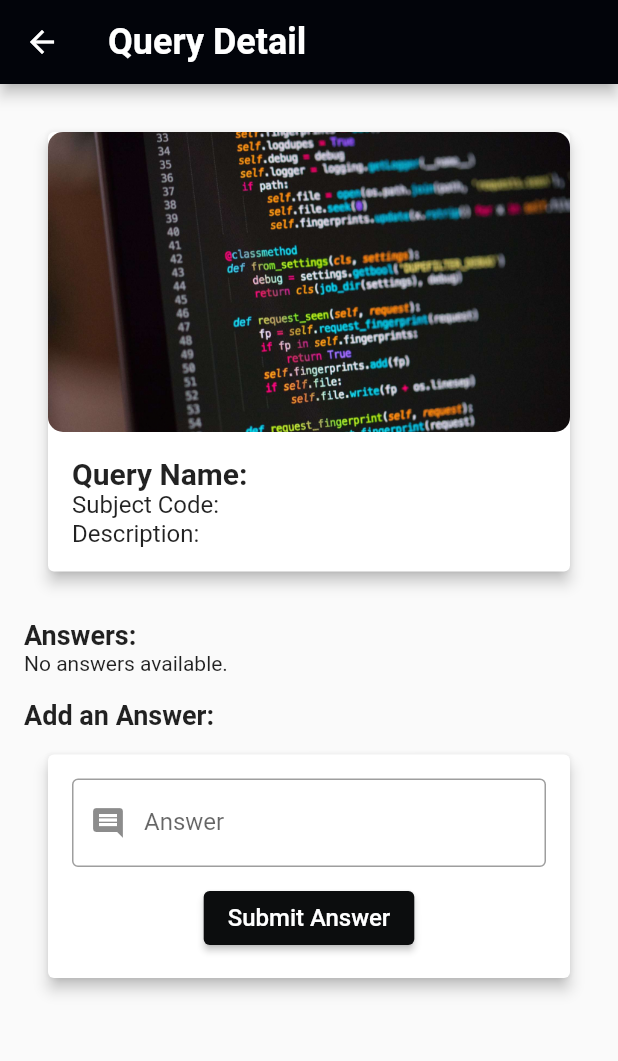
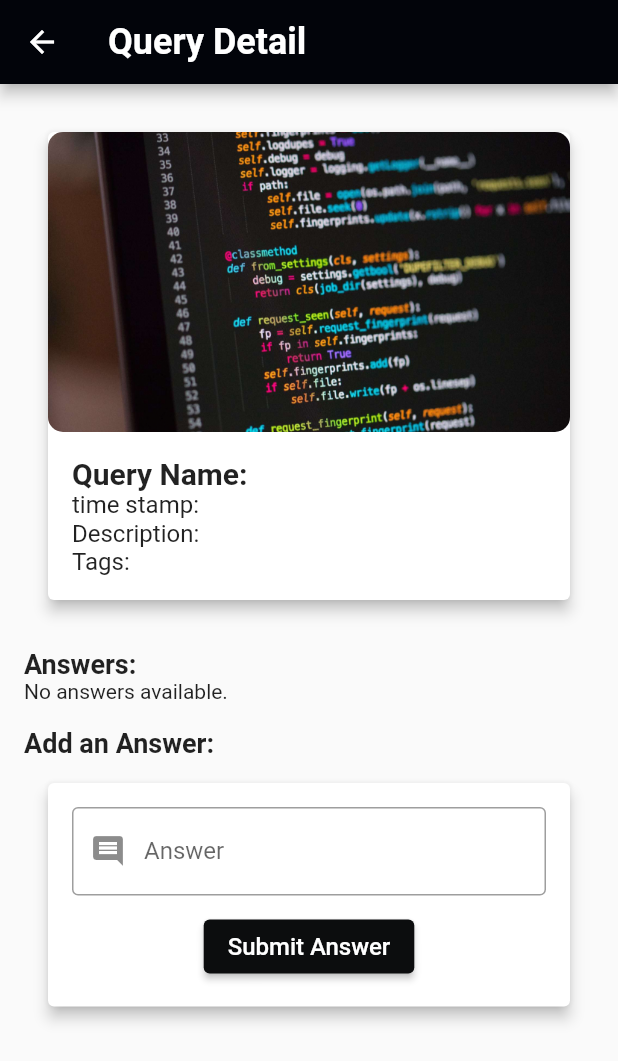
Before and after one commit to Harish3000/shades-app-flutter-project, a Flutter app: the ModuleDetailPage screen opened directly with empty values, on a phone screen of 412 x 824 dp. Shown: the top 1061 px of the screen. Run offline on Flutter 3.47's test engine with Material 2 defaults, Android fonts, the phone set to English and light mode, and no system bars; our stand-ins replace cloud_firestore, firebase_auth, firebase_core, flutter_rating_bar; accounts and stored records are empty; Roboto replaces fonts that are missing (Montserrat).

Commit message:
updated query with timestamp

```diff
--- a/shades/lib/features/query_mgt/query.dart
+++ b/shades/lib/features/query_mgt/query.dart
@@ -12,8 +12,8 @@ class QueryOperations extends StatefulWidget {
 
 class MyWidgetState extends State<QueryOperations> {
   final TextEditingController _queryNameController = TextEditingController();
-  final TextEditingController _subjectCodeController = TextEditingController();
   final TextEditingController _descriptionController = TextEditingController();
+  final TextEditingController _tagsController = TextEditingController();
 
   final CollectionReference _queries =
       FirebaseFirestore.instance.collection('query');
@@ -55,16 +55,6 @@ class MyWidgetState extends State<QueryOperations> {
               ),
               SizedBox(height: 12),
               TextFormField(
-                controller: _subjectCodeController,
-                decoration: InputDecoration(
-                  labelText: "Subject Code",
-                  border: OutlineInputBorder(),
-                  filled: true,
-                  prefixIcon: Icon(Icons.code),
-                ),
-              ),
-              SizedBox(height: 12),
-              TextFormField(
                 controller: _descriptionController,
                 decoration: InputDecoration(
                   labelText: "Description",
@@ -73,22 +63,37 @@ class MyWidgetState extends State<QueryOperations> {
                   prefixIcon: Icon(Icons.description),
                 ),
               ),
+              SizedBox(height: 12),
+              TextFormField(
+                controller: _tagsController,
+                decoration: InputDecoration(
+                  labelText: "Tags",
+                  border: OutlineInputBorder(),
+                  filled: true,
+                  prefixIcon: Icon(Icons.local_offer),
+                ),
+              ),
               SizedBox(height: 20),
               ElevatedButton(
                 onPressed: () async {
                   final String queryName = _queryNameController.text;
-                  final String subjectCode = _subjectCodeController.text;
                   final String description = _descriptionController.text;
+                  final String tags = _tagsController.text;
+
+                  final DateTime dateTimeNow = DateTime.now();
+                  final String timeStamp =
+                      "${dateTimeNow.year}-${_formatNumber(dateTimeNow.month)}-${_formatNumber(dateTimeNow.day)} ${_formatNumber(dateTimeNow.hour)}:${_formatNumber(dateTimeNow.minute)}:${_formatNumber(dateTimeNow.second)}";
 
                   await _queries.add({
                     'queryName': queryName,
-                    'subjectCode': subjectCode,
+                    'queryCode': timeStamp,
                     'description': description,
+                    'tags': tags,
                   });
 
                   _queryNameController.clear();
-                  _subjectCodeController.clear();
                   _descriptionController.clear();
+                  _tagsController.clear();
 
                   Navigator.of(context).pop();
                 },
@@ -104,8 +109,8 @@ class MyWidgetState extends State<QueryOperations> {
   Future<void> _update([DocumentSnapshot? documentSnapshot]) async {
     if (documentSnapshot != null) {
       _queryNameController.text = documentSnapshot['queryName'].toString();
-      _subjectCodeController.text = documentSnapshot['subjectCode'].toString();
       _descriptionController.text = documentSnapshot['description'].toString();
+      _tagsController.text = documentSnapshot['tags'].toString();
     }
 
     await showModalBottomSheet(
@@ -144,16 +149,6 @@ class MyWidgetState extends State<QueryOperations> {
               ),
               SizedBox(height: 12),
               TextFormField(
-                controller: _subjectCodeController,
-                decoration: InputDecoration(
-                  labelText: "Subject Code",
-                  border: OutlineInputBorder(),
-                  filled: true,
-                  prefixIcon: Icon(Icons.code),
-                ),
-              ),
-              SizedBox(height: 12),
-              TextFormField(
                 controller: _descriptionController,
                 decoration: InputDecoration(
                   labelText: "Description",
@@ -162,22 +157,32 @@ class MyWidgetState extends State<QueryOperations> {
                   prefixIcon: Icon(Icons.description),
                 ),
               ),
+              SizedBox(height: 12),
+              TextFormField(
+                controller: _tagsController,
+                decoration: InputDecoration(
+                  labelText: "Tags",
+                  border: OutlineInputBorder(),
+                  filled: true,
+                  prefixIcon: Icon(Icons.local_offer),
+                ),
+              ),
               SizedBox(height: 20),
               ElevatedButton(
                 onPressed: () async {
                   final String queryName = _queryNameController.text;
-                  final String subjectCode = _subjectCodeController.text;
                   final String description = _descriptionController.text;
+                  final String tags = _tagsController.text;
 
                   await _queries.doc(documentSnapshot!.id).update({
                     'queryName': queryName,
-                    'subjectCode': subjectCode,
                     'description': description,
+                    'tags': tags,
                   });
 
                   _queryNameController.clear();
-                  _subjectCodeController.clear();
                   _descriptionController.clear();
+                  _tagsController.clear();
 
                   Navigator.of(context).pop();
                 },
@@ -256,6 +261,10 @@ class MyWidgetState extends State<QueryOperations> {
     );
   }
 
+  String _formatNumber(int number) {
+    return number < 10 ? '0$number' : '$number';
+  }
+
   @override
   Widget build(BuildContext context) {
     return Scaffold(
@@ -306,7 +315,7 @@ class MyWidgetState extends State<QueryOperations> {
                           crossAxisAlignment: CrossAxisAlignment.start,
                           children: [
                             Text(
-                              "Subject Code: ${documentSnapshot['subjectCode'].toString()}",
+                              "time stamp: ${_formatDate(documentSnapshot['queryCode'].toString())}",
                               style: TextStyle(
                                 color: Color.fromARGB(255, 2, 3, 8),
                                 fontSize: 14,
@@ -314,6 +323,13 @@ class MyWidgetState extends State<QueryOperations> {
                             ),
                             Text(
                               documentSnapshot['description'],
+                              style: TextStyle(
+                                color: Color.fromARGB(255, 2, 3, 8),
+                                fontSize: 14,
+                              ),
+                            ),
+                            Text(
+                              "Tags: ${documentSnapshot['tags'].toString()}",
                               style: TextStyle(
                                 color: Color.fromARGB(255, 2, 3, 8),
                                 fontSize: 14,
@@ -340,10 +356,11 @@ class MyWidgetState extends State<QueryOperations> {
                               builder: (context) => ModuleDetailPage(
                                 queryName:
                                     documentSnapshot['queryName'].toString(),
-                                subjectCode:
-                                    documentSnapshot['subjectCode'].toString(),
+                                queryCode:
+                                    documentSnapshot['queryCode'].toString(),
                                 description:
                                     documentSnapshot['description'].toString(),
+                                tags: documentSnapshot['tags'].toString(),
                               ),
                             ),
                           );
@@ -367,4 +384,9 @@ class MyWidgetState extends State<QueryOperations> {
       ),
     );
   }
+
+  String _formatDate(String date) {
+    DateTime parsedDate = DateTime.parse(date);
+    return "${parsedDate.year}-${_formatNumber(parsedDate.month)}-${_formatNumber(parsedDate.day)} ${_formatNumber(parsedDate.hour)}:${_formatNumber(parsedDate.minute)}:${_formatNumber(parsedDate.second)}";
+  }
 }
--- a/shades/lib/features/query_mgt/querypage.dart
+++ b/shades/lib/features/query_mgt/querypage.dart
@@ -3,13 +3,15 @@ import 'package:flutter/material.dart';
 
 class ModuleDetailPage extends StatelessWidget {
   final String queryName;
-  final String subjectCode;
+  final String queryCode;
   final String description;
+  final String tags;
 
   ModuleDetailPage({
     required this.queryName,
-    required this.subjectCode,
+    required this.queryCode,
     required this.description,
+    required this.tags,
   });
 
   @override
@@ -64,11 +66,15 @@ class ModuleDetailPage extends StatelessWidget {
                           ),
                         ),
                         Text(
-                          'Subject Code: $subjectCode',
+                          'time stamp: $queryCode',
                           style: TextStyle(fontSize: 16),
                         ),
                         Text(
                           'Description: $description',
+                          style: TextStyle(fontSize: 16),
+                        ),
+                        Text(
+                          'Tags: $tags',
                           style: TextStyle(fontSize: 16),
                         ),
                       ],
@@ -85,7 +91,7 @@ class ModuleDetailPage extends StatelessWidget {
             StreamBuilder(
               stream: FirebaseFirestore.instance
                   .collection('query_answers')
-                  .where('subjectCode', isEqualTo: subjectCode)
+                  .where('queryCode', isEqualTo: queryCode)
                   .snapshots(),
               builder: (context, AsyncSnapshot<QuerySnapshot> snapshot) {
                 if (snapshot.connectionState == ConnectionState.waiting) {
@@ -188,7 +194,7 @@ class ModuleDetailPage extends StatelessWidget {
                               .collection('query_answers')
                               .add({
                             'queryName': queryName,
-                            'subjectCode': subjectCode,
+                            'queryCode': queryCode,
                             'userName': 'Anonymous',
                             'answer': answer,
                             'likes': 0,
```
